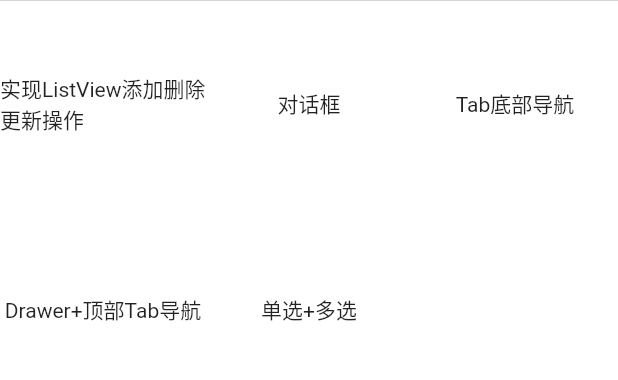
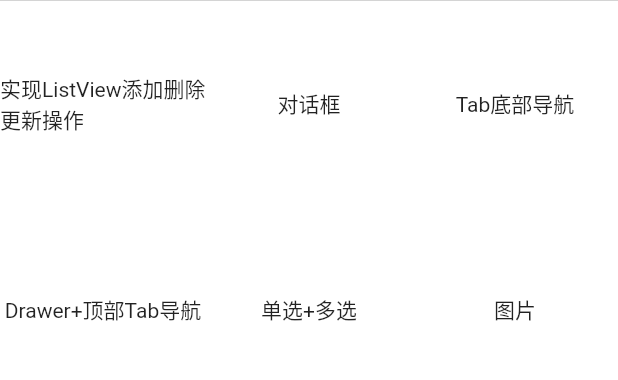
Before and after one commit to peng8350/flutterDemo, a Flutter app: the screen it shows after launch, on a phone screen of 412 x 824 dp, the part 65-445 px from its top. Run offline on Flutter 3.47's test engine with Material 2 defaults, Android fonts, the phone set to English and light mode, and no system bars.

Commit message:
Add Image+Icon demo

```diff
--- a/lib/main.dart
+++ b/lib/main.dart
@@ -1,4 +1,5 @@
 import 'package:fluterdemo/pages/DrawerPage.dart';
+import 'package:fluterdemo/pages/ImagePage.dart';
 import 'package:fluterdemo/pages/RadioPage.dart';
 import 'package:fluterdemo/pages/TabPage.dart';
 import 'package:flutter/cupertino.dart';
@@ -26,7 +27,8 @@ class MyApp extends StatelessWidget {
         "dialog": (BuildContext context) => new DialogPage(),
         "tab": (BuildContext context) => new TabPage(),
         "drawer": (BuildContext context) => new DrawerPage(),
-        "radio": (BuildContext context) => new RadioPage()
+        "radio": (BuildContext context) => new RadioPage(),
+        "image":(BuildContext context) => new ImagePage()
       },
     );
   }
@@ -51,7 +53,8 @@ class MyHomePage extends StatelessWidget {
     {'title': "对话框", 'navigate': 'dialog'},
     {'title': "Tab底部导航", 'navigate': 'tab'},
     {'title': "Drawer+顶部Tab导航", 'navigate': 'drawer'},
-    {'title': "单选+多选", 'navigate': 'radio'}
+    {'title': "单选+多选", 'navigate': 'radio'},
+    {'title': "图片", 'navigate': 'image'}
   ];
 
   Widget getView(BuildContext context, int index) =>
--- a/pubspec.yaml
+++ b/pubspec.yaml
@@ -24,6 +24,9 @@ flutter:
   # included with your application, so that you can use the icons in
   # the material Icons class.
   uses-material-design: true
+
+  assets:
+     - images/empty.png
 
   # To add assets to your application, add an assets section, like this:
   # assets:
```
Also changed, not shown: lib/pages/ImagePage.dart (added, +30 -0 lines), images/empty.png (added).
